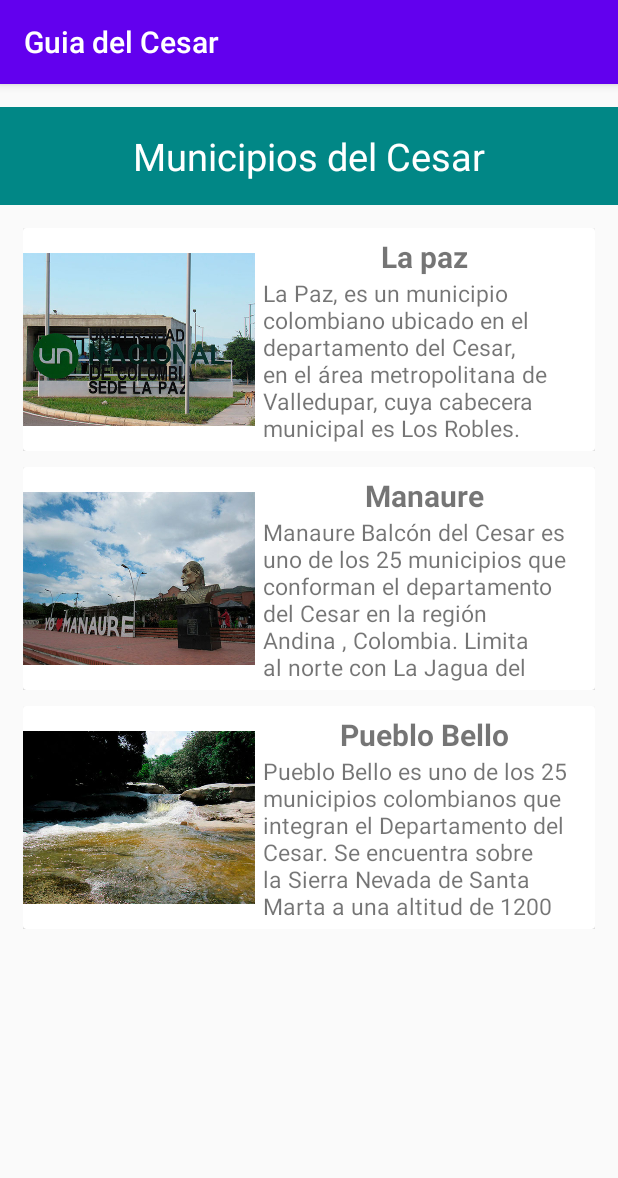
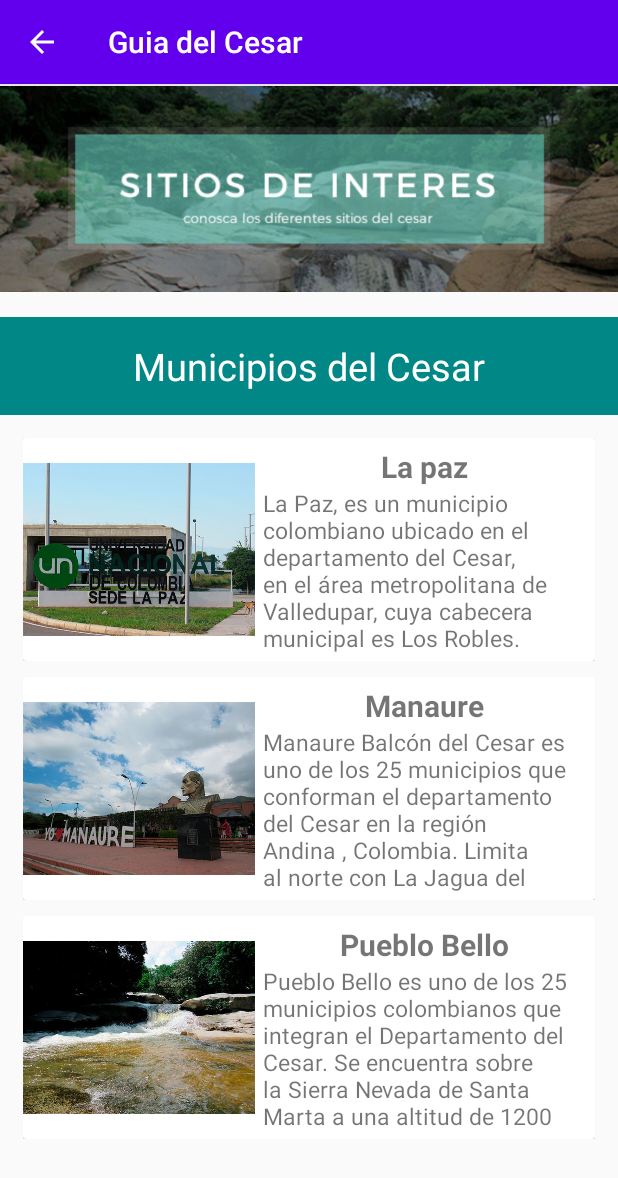
Before and after one commit to luismanueldiaz29/GuiaCesar, an Android app: the Municipios_Sitios screen opened directly, with no data from a screen before it, on a phone screen of 412 x 824 dp. Shown: the top 1178 px of the screen. Run offline under Robolectric (Android 15) with nearby library versions, the phone set to English and light mode, and no system bars; Roboto replaces fonts that are not available here.

Commit message:
Sitios de interes

```diff
--- a/app/src/main/java/com/example/guiavalledupar/MainActivity.java
+++ b/app/src/main/java/com/example/guiavalledupar/MainActivity.java
@@ -28,9 +28,9 @@ public class MainActivity extends AppCompatActivity {
 
         //textInfoCarrusel = findViewById(R.id.infocarrusel);
 
+
         carouselView = (CarouselView) findViewById(R.id.carouselView);
         carouselView.setPageCount(sampleImages.length);
-
         carouselView.setImageListener(imageListener);
 
         carouselView.setImageClickListener(new ImageClickListener() {
--- a/app/src/main/java/com/example/guiavalledupar/Municipios_Sitios.java
+++ b/app/src/main/java/com/example/guiavalledupar/Municipios_Sitios.java
@@ -1,5 +1,6 @@
 package com.example.guiavalledupar;
 
+import androidx.appcompat.app.ActionBar;
 import androidx.appcompat.app.AppCompatActivity;
 import androidx.recyclerview.widget.LinearLayoutManager;
 import androidx.recyclerview.widget.RecyclerView;
@@ -26,6 +27,8 @@ public class Municipios_Sitios extends AppCompatActivity {
     protected void onCreate(Bundle savedInstanceState) {
         super.onCreate(savedInstanceState);
         setContentView(R.layout.activity_municipios__sitios);
+        ActionBar actionBar = getSupportActionBar();
+        actionBar.setDisplayHomeAsUpEnabled(true);
 
         municipioService = new MunicipioService(this);
         municipios = municipioService.getMunicipios();
@@ -47,7 +50,7 @@ public class Municipios_Sitios extends AppCompatActivity {
     }
     public void DetalleSitio(String posicion){
         Intent intent = new Intent(this, Sitios.class);
-        //intent.putExtra("PEvento", posicion);
+        intent.putExtra("PMunicipio", posicion);
         startActivity(intent);
     }
 
--- a/app/src/main/res/layout/activity_municipios__sitios.xml
+++ b/app/src/main/res/layout/activity_municipios__sitios.xml
@@ -6,6 +6,20 @@
     android:layout_height="match_parent"
     tools:context=".Municipios_Sitios"
     android:orientation="vertical">
+
+    <ScrollView
+        android:layout_width="match_parent"
+        android:layout_height="match_parent">
+        <LinearLayout
+            android:layout_width="match_parent"
+            android:layout_height="match_parent"
+            android:orientation="vertical">
+
+            <ImageView
+                android:layout_width="match_parent"
+                android:layout_height="140dp"
+                android:scaleType="fitCenter"
+                android:src="@drawable/encsitio" />
 
             <TextView
                 android:layout_width="match_parent"
@@ -24,5 +38,6 @@
                 android:layout_width="match_parent"
                 android:layout_height="match_parent"
                 android:layout_margin="10dp"/>
-
         </LinearLayout>
+    </ScrollView>
+</LinearLayout>
```
Also changed, not shown: app/src/main/AndroidManifest.xml (+10 -5 lines), app/src/main/java/com/example/guiavalledupar/Repository/SiteRepository.java (+8 -0 lines), app/src/main/java/com/example/guiavalledupar/Sitios.java (+42 -12 lines), app/src/main/res/layout/activity_sitios.xml (+6 -2 lines), app/src/main/res/drawable/encabezado.png (deleted), app/src/main/res/drawable/encsitio.png, app/src/main/res/drawable/lapaz3.jpg (added), app/src/main/res/drawable/lapaz4.jpg (added), app/src/main/res/drawable/manaure2.jpg (added), app/src/main/res/drawable/manaure3.jpg (added), app/src/main/res/drawable/manaure4.jpg (added), app/src/main/res/drawable/manaure5.jpg (added), app/src/main/res/drawable/pueblobello3.jpg (added), app/src/main/res/drawable/pueblobello4.jpg (added). Lines whose indentation alone changed are shown as unchanged.
